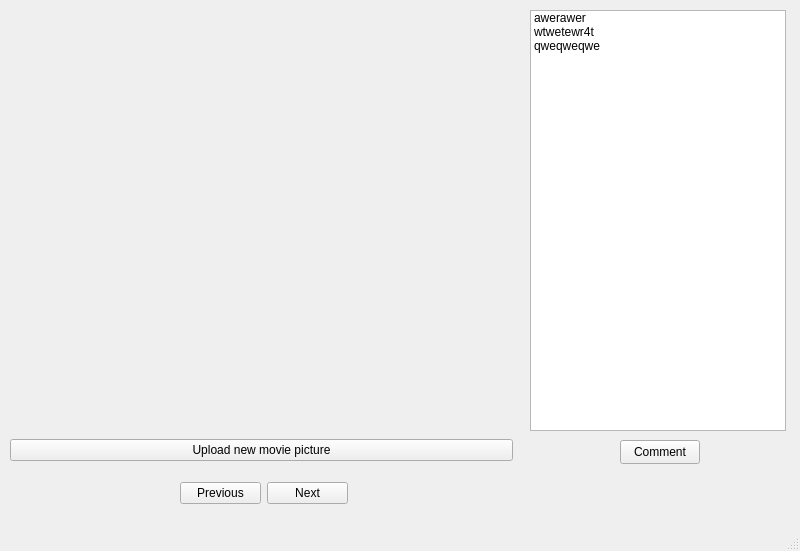
The window that app.ui (EfedeX/popcorn_hour_project) describes before a commit, drawn with Qt 5.
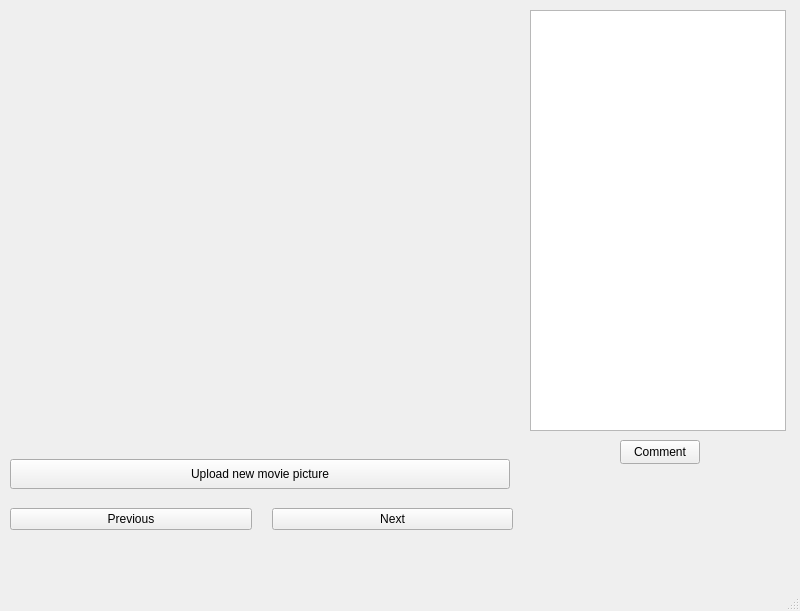
The same window after the commit. Icons and pictures are not drawn.

Patch:
```diff
--- a/app.ui
+++ b/app.ui
@@ -7,7 +7,7 @@
     <x>0</x>
     <y>0</y>
     <width>800</width>
-    <height>551</height>
+    <height>611</height>
    </rect>
   </property>
   <property name="windowTitle">
@@ -23,21 +23,6 @@
       <height>421</height>
      </rect>
     </property>
-    <item>
-     <property name="text">
-      <string>awerawer</string>
-     </property>
-    </item>
-    <item>
-     <property name="text">
-      <string>wtwetewr4t</string>
-     </property>
-    </item>
-    <item>
-     <property name="text">
-      <string>qweqweqwe</string>
-     </property>
-    </item>
    </widget>
    <widget class="QPushButton" name="pushButton_4">
     <property name="geometry">
@@ -52,16 +37,19 @@
      <string>Comment</string>
     </property>
    </widget>
-   <widget class="QWidget" name="">
+   <widget class="QWidget" name="layoutWidget">
     <property name="geometry">
      <rect>
       <x>10</x>
       <y>10</y>
       <width>503</width>
-      <height>453</height>
+      <height>531</height>
      </rect>
     </property>
     <layout class="QVBoxLayout" name="verticalLayout">
+     <property name="spacing">
+      <number>10</number>
+     </property>
      <item>
       <widget class="QLabel" name="label">
        <property name="minimumSize">
@@ -88,24 +76,26 @@
       </widget>
      </item>
      <item>
-      <widget class="QPushButton" name="pushButton_3">
+      <widget class="QPushButton" name="upload_button">
+       <property name="maximumSize">
+        <size>
+         <width>500</width>
+         <height>30</height>
+        </size>
+       </property>
        <property name="text">
         <string>Upload new movie picture</string>
        </property>
       </widget>
      </item>
-    </layout>
-   </widget>
-   <widget class="QWidget" name="">
-    <property name="geometry">
-     <rect>
-      <x>180</x>
-      <y>480</y>
-      <width>168</width>
-      <height>26</height>
-     </rect>
-    </property>
+     <item>
     <layout class="QHBoxLayout" name="horizontalLayout">
+       <property name="spacing">
+        <number>20</number>
+       </property>
+       <property name="sizeConstraint">
+        <enum>QLayout::SetDefaultConstraint</enum>
+       </property>
      <item>
       <widget class="QPushButton" name="pushButton">
        <property name="text">
@@ -121,6 +111,8 @@
       </widget>
      </item>
     </layout>
+     </item>
+    </layout>
    </widget>
   </widget>
   <widget class="QMenuBar" name="menubar">
```
Left out of the diff: 12 changed lines with no effect on the pictures. Lines whose indentation alone changed are shown as unchanged.
